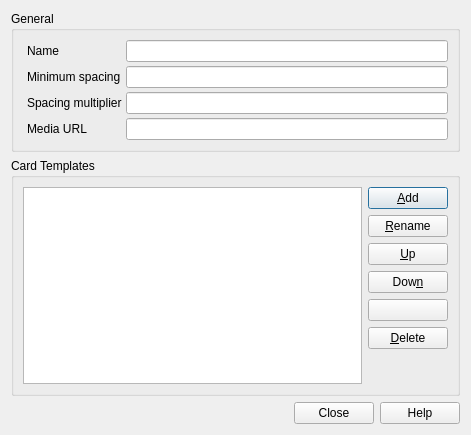
First picture: the form in designer/modelproperties.ui, repository ankitects/anki, before the edit.
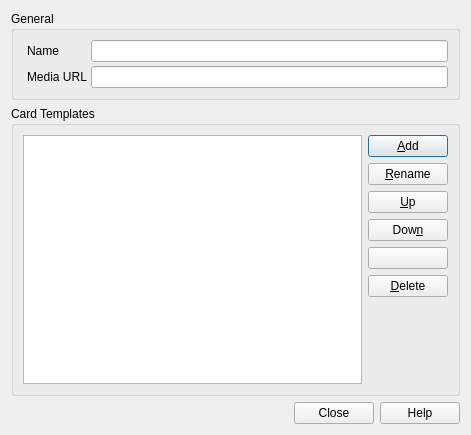
Second picture: the form after the edit.

Commit message: remove obsolete spacing options from model properties

Patch:
```diff
--- a/designer/modelproperties.ui
+++ b/designer/modelproperties.ui
@@ -41,51 +41,17 @@
           </property>
          </widget>
         </item>
-        <item row="0" column="1">
-         <widget class="QLineEdit" name="name"/>
-        </item>
         <item row="1" column="0">
-         <widget class="QLabel" name="label_20">
-          <property name="text">
-           <string>Minimum spacing</string>
-          </property>
-          <property name="openExternalLinks">
-           <bool>true</bool>
-          </property>
-         </widget>
-        </item>
-        <item row="2" column="0">
-         <widget class="QLabel" name="label_26">
-          <property name="text">
-           <string>Spacing multiplier</string>
-          </property>
-          <property name="openExternalLinks">
-           <bool>true</bool>
-          </property>
-         </widget>
-        </item>
-        <item row="1" column="1">
-         <layout class="QHBoxLayout" name="horizontalLayout_5">
-          <item>
-           <widget class="QLineEdit" name="initialSpacing"/>
-          </item>
-         </layout>
-        </item>
-        <item row="2" column="1">
-         <layout class="QHBoxLayout" name="horizontalLayout_6">
-          <item>
-           <widget class="QLineEdit" name="spacing"/>
-          </item>
-         </layout>
-        </item>
-        <item row="3" column="0">
          <widget class="QLabel" name="label_5">
           <property name="text">
            <string>Media URL</string>
           </property>
          </widget>
         </item>
-        <item row="3" column="1">
+        <item row="0" column="1">
+         <widget class="QLineEdit" name="name"/>
+        </item>
+        <item row="1" column="1">
          <widget class="QLineEdit" name="mediaURL"/>
         </item>
        </layout>
```
The commit also changes 1 other file.
